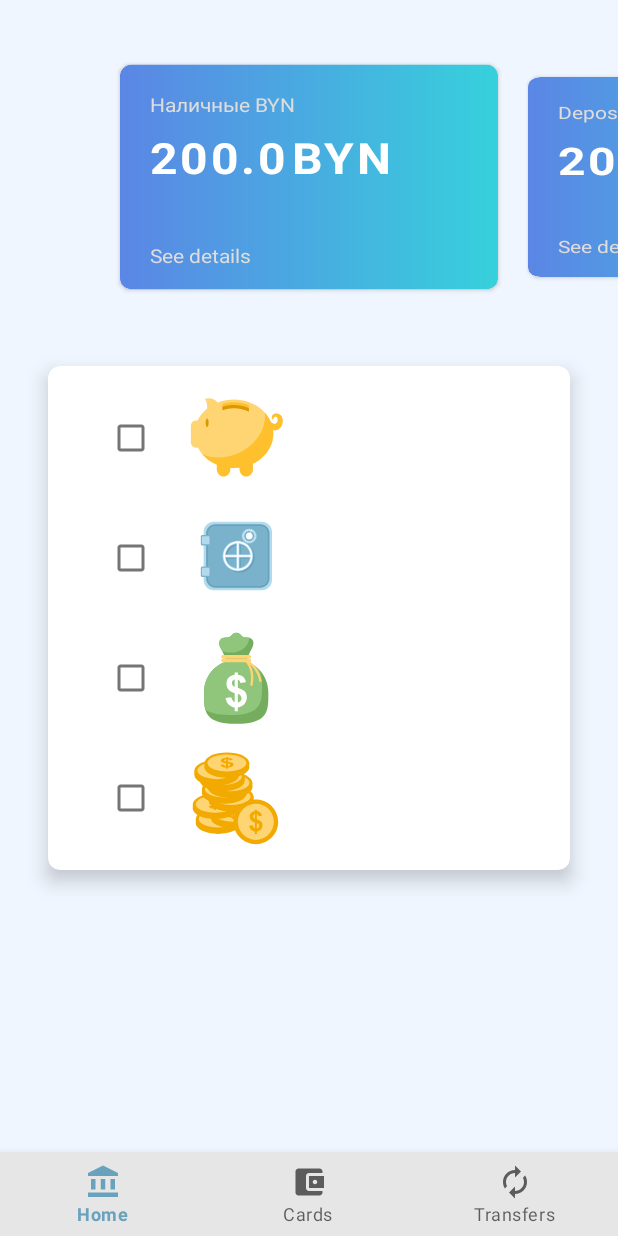
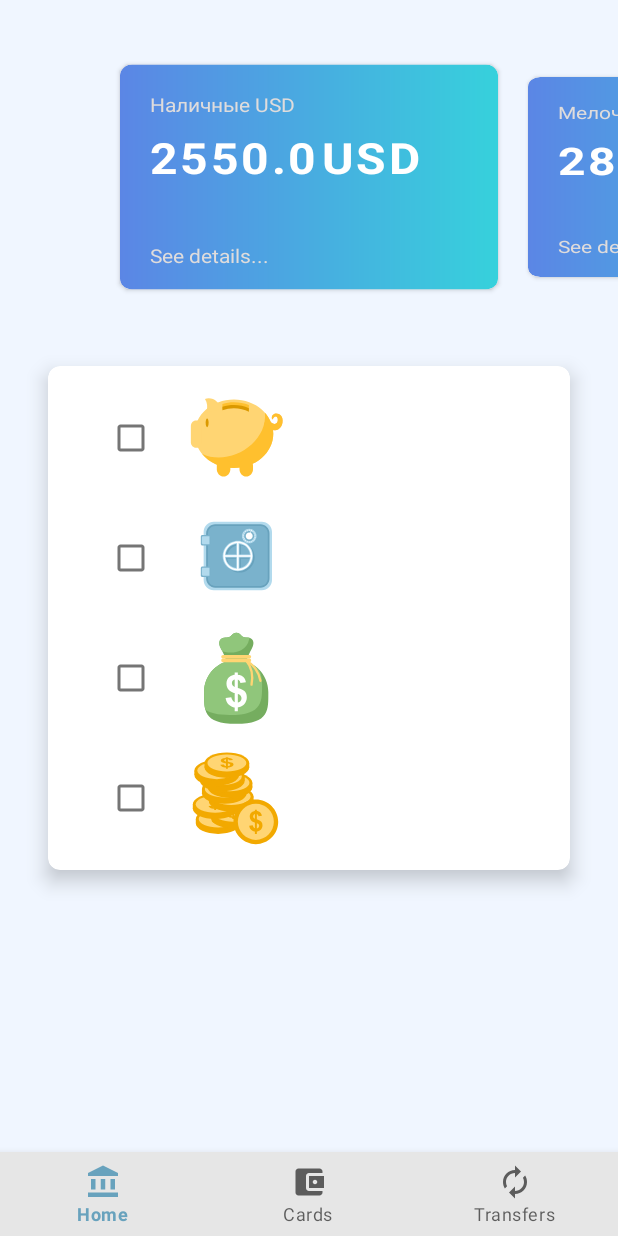
Before and after one commit to emdasoft/MyCheckUp, an Android app: the fragment ResultFragment placed in its activity, on a phone screen of 412 x 824 dp. Run offline under Robolectric (Android 15) with nearby library versions, the phone set to English and light mode, and no system bars.

Commit message:
task_complete

```diff
--- a/app/src/main/java/com/emdasoft/mycheckup/CardsAdapter.kt
+++ b/app/src/main/java/com/emdasoft/mycheckup/CardsAdapter.kt
@@ -21,7 +21,7 @@ class CardsAdapter (
             tvCardLabel.text = card.title
             tvCardAmount.text = card.amount.toString()
             tvCardCurrency.text = card.currency
-            tvDescription.text = "See details"
+            tvDescription.text = itemView.context.getText(R.string.more_info)
             itemView.setOnClickListener {
                 listener.onClick(card)
             }
--- a/app/src/main/java/com/emdasoft/mycheckup/ResultFragment.kt
+++ b/app/src/main/java/com/emdasoft/mycheckup/ResultFragment.kt
@@ -41,11 +41,13 @@ class ResultFragment : Fragment(), CardsAdapter.Listener {
 
             viewPager2 = viewPager
             val cards: MutableList<Card> = ArrayList()
-            cards.add(Card("Наличные BYN", 200.0, "BYN"))
-            cards.add(Card("Deposit BELWEB", 200.68, "USD"))
-            cards.add(Card("Наличные USD", 3200.0, "USD"))
-            cards.add(Card("FinStore", 1200.0, "USD"))
+            cards.add(Card("Наличные USD", 2550.0, "USD"))
+            cards.add(Card("Мелочь USD", 280.0, "USD"))
             cards.add(Card("Наличные EUR", 980.0, "EUR"))
+            cards.add(Card("FinStore Инвестиции", 1020.0, "USD"))
+            cards.add(Card("FinStore Доход", 18.73, "USD"))
+            cards.add(Card("Вклады БелВЭБ", 404.69, "USD"))
+            cards.add(Card("Отложенные BYN", 145.0, "BYN"))
 
             viewPager2.adapter = CardsAdapter(cards, viewPager2, this@ResultFragment)
 
--- a/app/src/main/res/values/strings.xml
+++ b/app/src/main/res/values/strings.xml
@@ -8,5 +8,6 @@
     <string name="home_menu_btn">Home</string>
     <string name="cards_menu_btn">Cards</string>
     <string name="transfer_menu_btn">Transfers</string>
+    <string name="more_info">See details...</string>
     <!-- TODO: Remove or change this placeholder text -->
 </resources>
```
Also changed, not shown: 1 other file.
